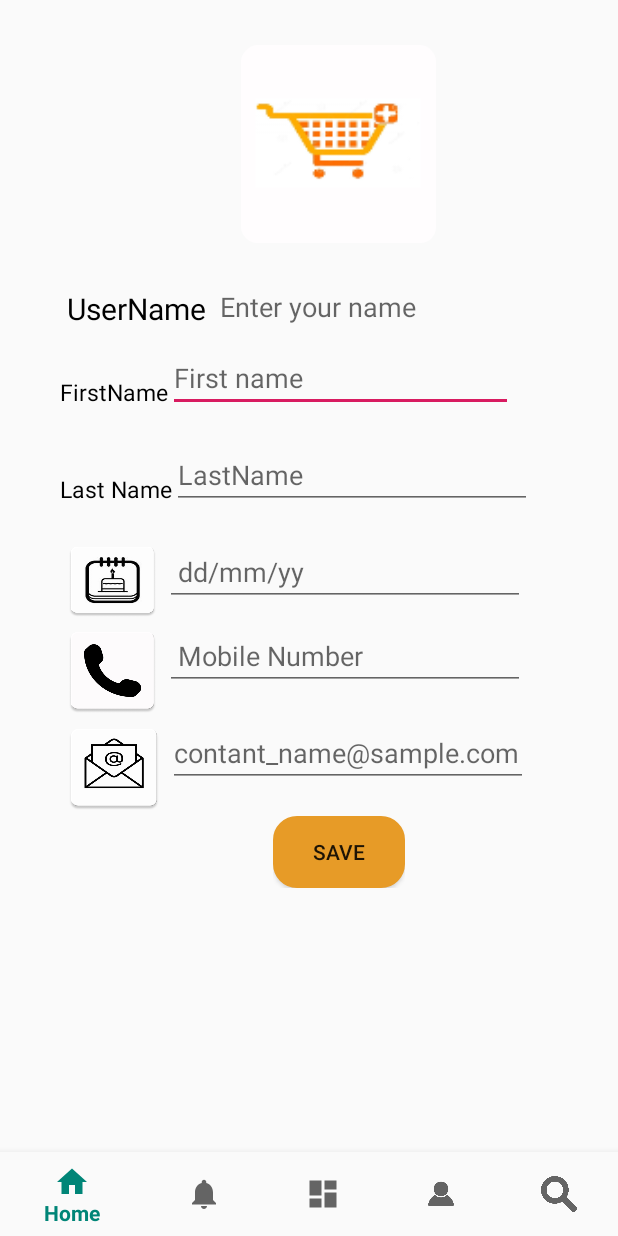
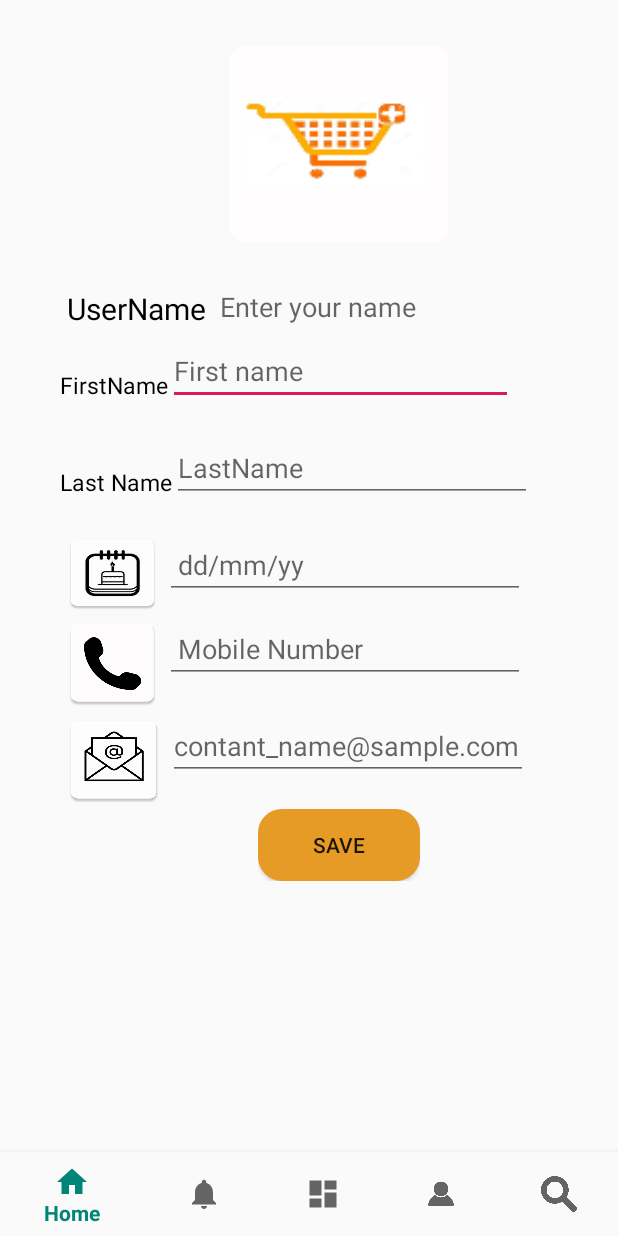
Before and after one commit to dialaizzeldeen/SLS-project, an Android app: the profile screen opened directly, with no data from a screen before it, on a phone screen of 412 x 824 dp. Run offline under Robolectric (Android 15) with nearby library versions, the phone set to English and light mode, and no system bars; our stand-ins replace Volley; network calls fail; 1 statement that could not run was skipped.

Commit message:
Merge branch 'master' of https://github.com/dialaizzeldeen/SLS-project
# Conflicts:
#	app/src/main/res/layout/newllyadded_rows.xml

```diff
--- a/app/src/main/res/layout/activity_profile.xml
+++ b/app/src/main/res/layout/activity_profile.xml
@@ -30,7 +30,7 @@
 
 
         <ImageView
-            android:layout_width="130dp"
+            android:layout_width="146dp"
             android:layout_height="132dp"
             android:layout_gravity="center"
             android:layout_marginBottom="20dp"
@@ -77,7 +77,7 @@
             android:layout_width="371dp"
             android:layout_height="wrap_content"
             android:layout_gravity="center"
-            android:layout_marginTop="10dp"
+            android:layout_marginTop="5dp"
             android:orientation="horizontal">
 
             <TextView
@@ -264,7 +264,7 @@
 
             <Button
                 android:id="@+id/saveP"
-                android:layout_width="wrap_content"
+                android:layout_width="108dp"
                 android:layout_height="wrap_content"
                 android:layout_gravity="center"
                 android:background="@drawable/button"
```
